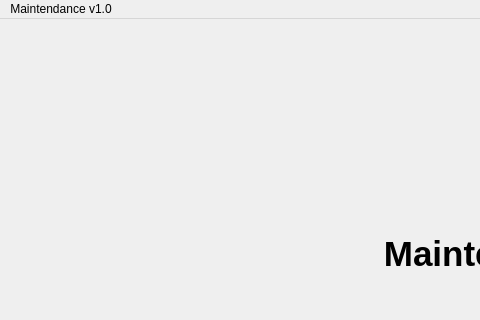
This is Maintendance/mainwindow.ui in markhan101/Maintendance as Qt 5 draws it before an edit; both pictures show x 0 to 480 and y 0 to 320 of the 1022 by 598 pixel window. The edited form follows.
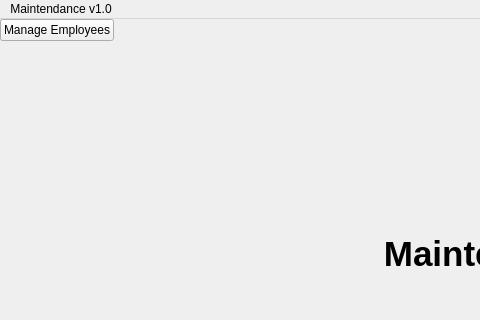
This is the edited form.

Patch:
```diff
--- a/Maintendance/mainwindow.ui
+++ b/Maintendance/mainwindow.ui
@@ -36,6 +36,16 @@
      <set>Qt::TextInteractionFlag::NoTextInteraction</set>
     </property>
    </widget>
+   <widget class="QPushButton" name="leaveRequestButton">
+    <property name="text">
+     <string>Request Leave</string>
+    </property>
+   </widget>
+   <widget class="QPushButton" name="manageEmployeesButton">
+    <property name="text">
+     <string>Manage Employees</string>
+    </property>
+   </widget>
   </widget>
   <widget class="QMenuBar" name="menubar">
    <property name="geometry">
```
